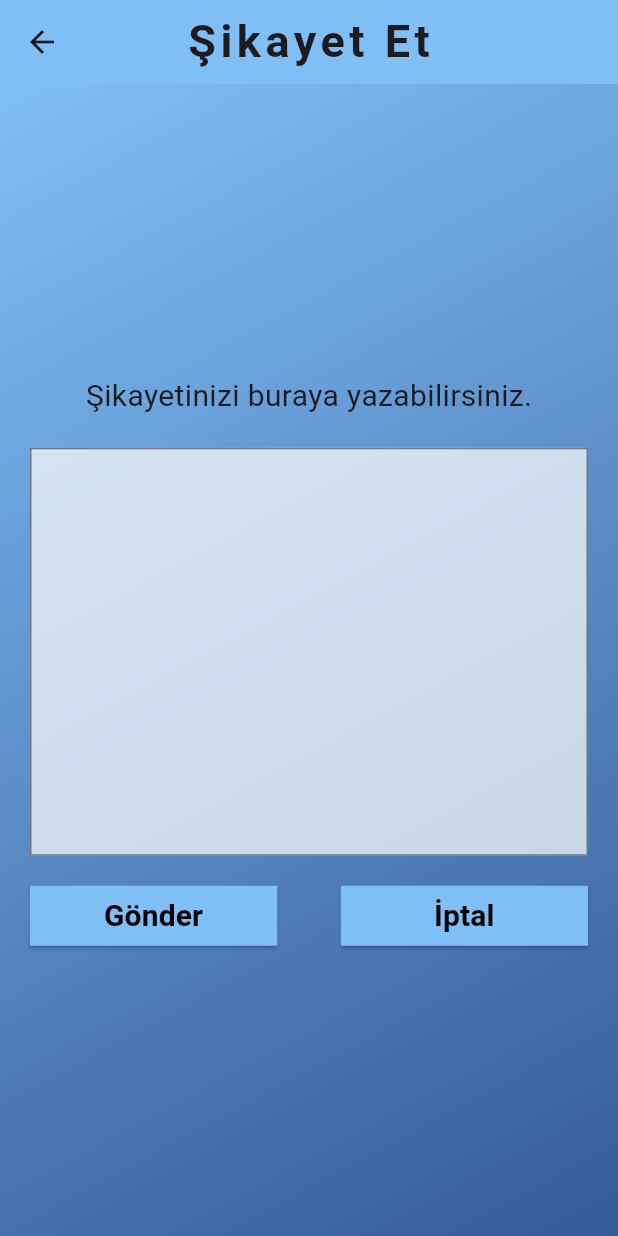
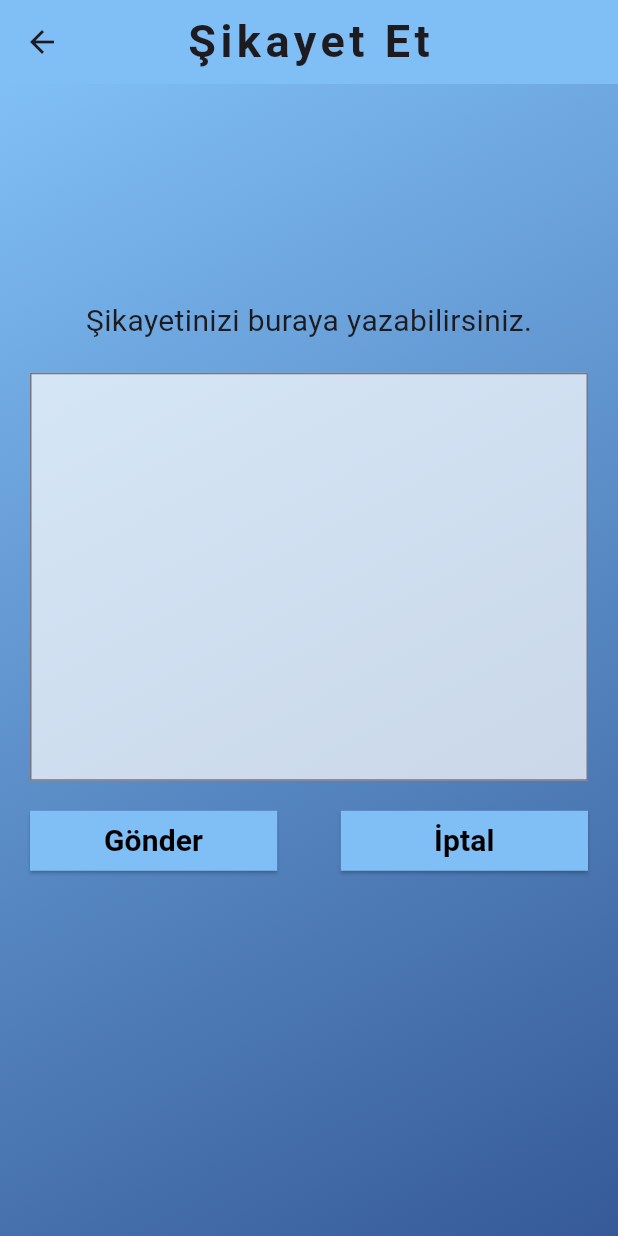
Before and after one commit to furkanCalik7/Yoldas, a Flutter app: the ComplaintPage screen opened directly, on a phone screen of 412 x 824 dp. Run offline on Flutter 3.47's test engine with Material 3 defaults, Android fonts, the phone set to English and light mode, and no system bars; our stand-ins replace camera, card_swiper, firebase_auth, firebase_core, flutter_rating_bar, flutter_secure_storage and 9 more; missing offline and left inert: flutter_beep, google_mlkit_commons, google_mlkit_text_recognition, tflite_v2; accounts and stored records are empty; generated files the repository leaves out were written again.

Commit message:
Complaint Page Debug

```diff
--- a/frontend/lib/pages/complaint_page.dart
+++ b/frontend/lib/pages/complaint_page.dart
@@ -19,20 +19,21 @@ class ComplaintPage extends StatelessWidget {
           child: Center(
             child: Padding(
               padding: const EdgeInsets.all(20.0),
+              child: SingleChildScrollView(
                 child: Column(
                   mainAxisAlignment: MainAxisAlignment.center,
                   children: [
-                  Text(
+                    const Text(
                       "Şikayetinizi buraya yazabilirsiniz.",
                       style: TextStyle(
                         fontSize: 20,
                       ),
                     ),
-                  SizedBox(
+                    const SizedBox(
                       height: 20,
                     ),
                     Container(
-                    decoration: BoxDecoration(
+                      decoration: const BoxDecoration(
                         color: Colors.white70,
                       ),
                       child: TextField(
@@ -65,7 +66,11 @@ class ComplaintPage extends StatelessWidget {
                         ),
                       ],
                     ),
+                    const SizedBox(
+                      height: 100,
+                    ),
                   ],
+                ),
               ),
             ),
           ),
```
Lines whose indentation alone changed are shown as unchanged.
